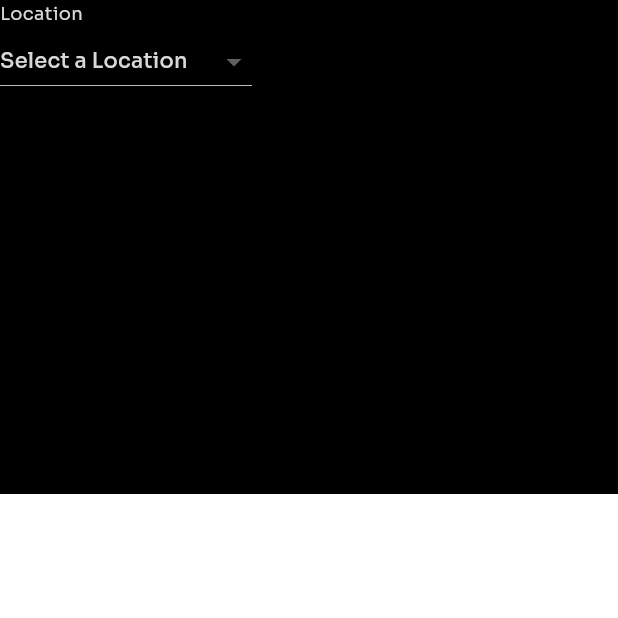
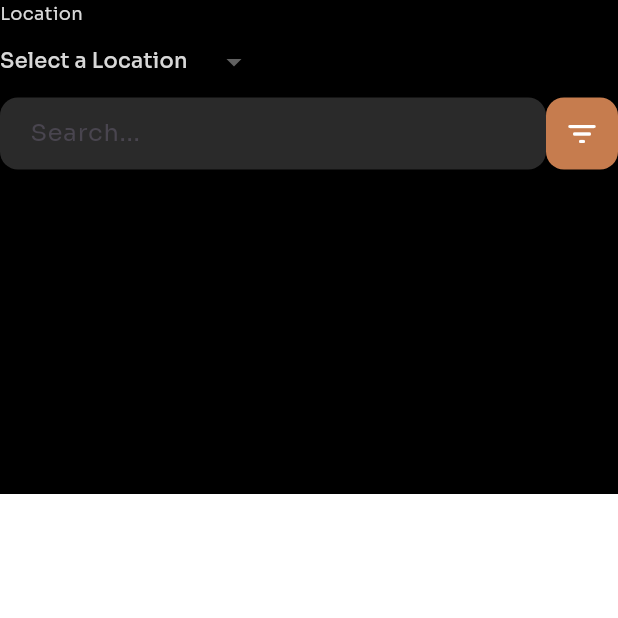
Before and after one commit to aminnaeem/coffee_shop, a Flutter app: the HomeView screen opened by its route, on a phone screen of 412 x 824 dp, the top half of it. Run offline on Flutter 3.47's test engine with Material 3 defaults, Android fonts, the phone set to English and light mode, and no system bars; our stand-ins replace stacked, stacked_services, stacked_shared.

Commit message:
Home Screen Update

```diff
--- a/lib/views/home_view.dart
+++ b/lib/views/home_view.dart
@@ -30,6 +30,9 @@ class HomeView extends StatelessWidget {
               child: Column(
                 crossAxisAlignment: CrossAxisAlignment.start,
                 children: [
+                  Column(
+                    crossAxisAlignment: CrossAxisAlignment.start,
+                    children: [
                       Text(
                         "Location",
                         style: TextStyle(
@@ -38,6 +41,7 @@ class HomeView extends StatelessWidget {
                         ),
                       ),
                       DropdownButton(
+                        underline: SizedBox.shrink(),
                         value: model.selectedLocation,
                         hint: Text(
                           "Select a Location",
@@ -56,6 +60,44 @@ class HomeView extends StatelessWidget {
                       )
                     ],
                   ),
+                  Row(
+                    children: [
+                       Expanded(
+                        child: TextField(
+                          decoration: InputDecoration(
+                            fillColor: Color(0xFF2A2A2A),
+                            filled: true,
+                            hintText: 'Search...',
+                            border: OutlineInputBorder(
+                              borderSide: BorderSide.none,
+                              borderRadius: BorderRadius.circular(12),
+                            ),
+                            contentPadding: EdgeInsets.symmetric(horizontal: 16),
+                          ),
+                        ),
+                      ),
+                      IconButton(
+                        icon: Icon(
+                          Icons.filter_list_rounded,
+                          color: Colors.white,
+                        ),
+                        style: ButtonStyle(
+                          fixedSize: WidgetStateProperty.all(Size(48, 48)),
+                          backgroundColor: WidgetStateProperty.all(Color(0xFFC67C4E)),
+                          shape: WidgetStateProperty.all(
+                            RoundedRectangleBorder(
+                              borderRadius: BorderRadius.circular(12)
+                            )
+                          )
+                        ),
+                        onPressed: () {
+
+                        },
+                      ),
+                    ],
+                  )
+                ],
+              ),
             ),
           ),
         );
```
Lines whose indentation alone changed are shown as unchanged.
